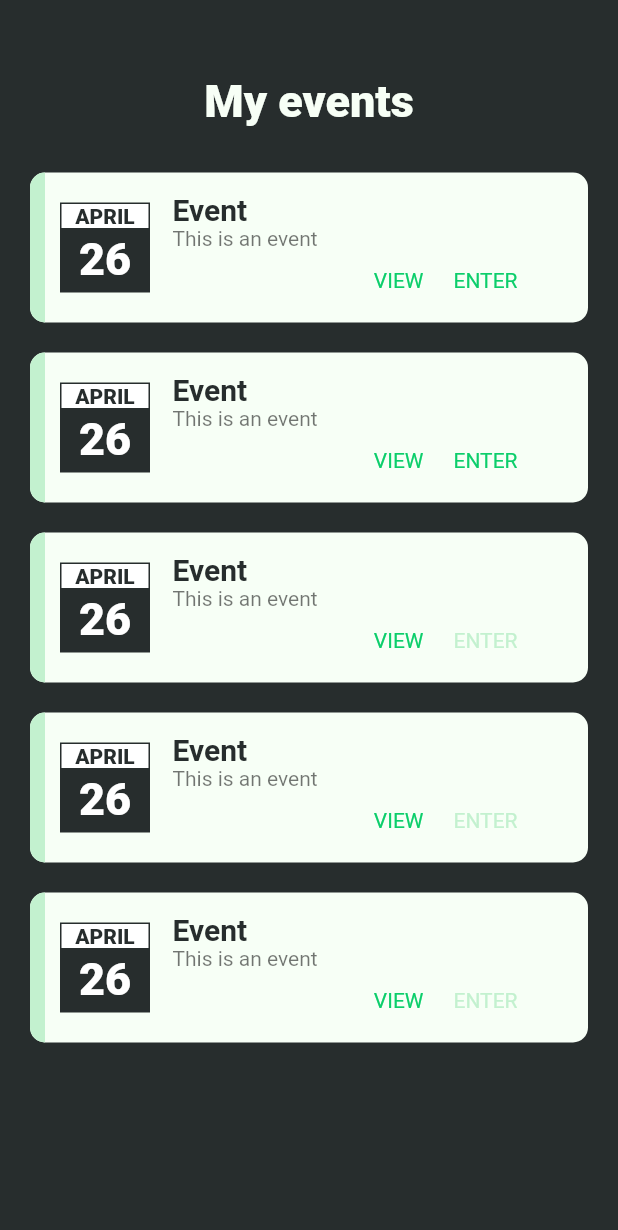
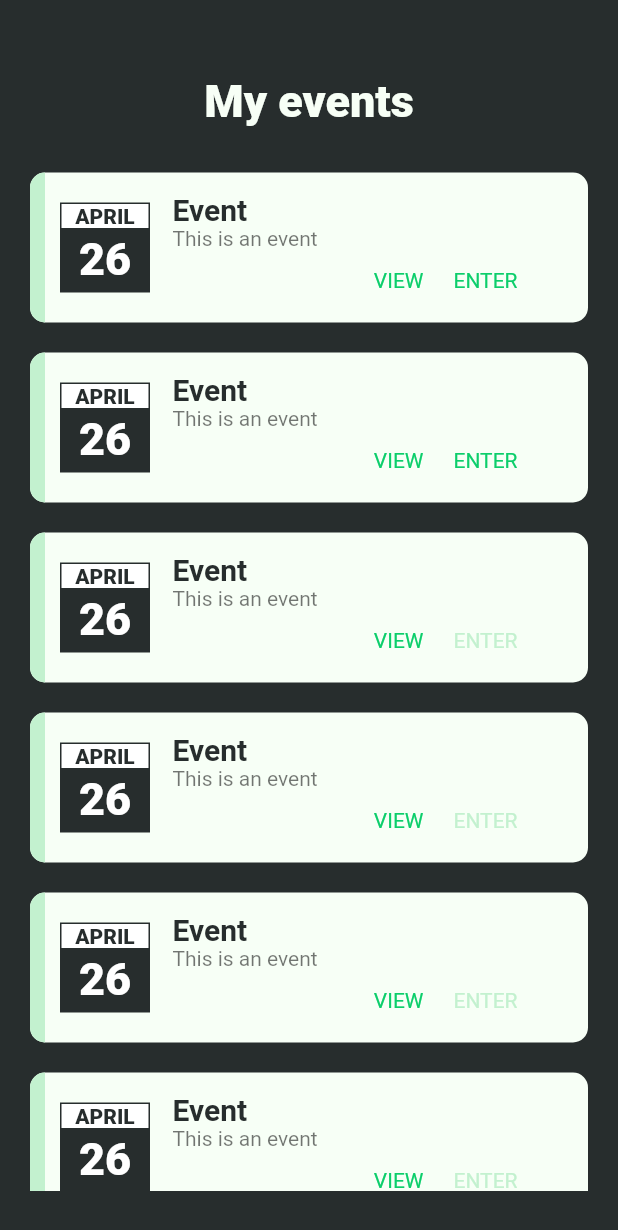
Before and after one commit to paulMoose/eventify, a Flutter app: the EventsScreen screen opened by its route, on a phone screen of 412 x 824 dp. Shown: the top 1230 px of the screen. Run offline on Flutter 3.47's test engine with Material 2 defaults, Android fonts, the phone set to English and light mode, and no system bars.

Commit message:
Fix events screen container size

```diff
--- a/lib/screens/browse_screen.dart
+++ b/lib/screens/browse_screen.dart
@@ -92,7 +92,6 @@ class _BrowseScreenState extends State<BrowseScreen> {
                 );
               },
             ),
-
           ),
         ],
       ),
--- a/lib/screens/events_screen.dart
+++ b/lib/screens/events_screen.dart
@@ -65,7 +65,9 @@ class _EventsScreenState extends State<EventsScreen> {
         children: <Widget>[
           Padding(
             padding: EdgeInsets.symmetric(horizontal: 20.0, vertical: 30.0),
-            child: Column(
+            child: LayoutBuilder(
+              builder: (BuildContext context, BoxConstraints constraints) {
+                return Column(
                   crossAxisAlignment: CrossAxisAlignment.stretch,
                   children: <Widget>[
                     Padding(
@@ -83,7 +85,7 @@ class _EventsScreenState extends State<EventsScreen> {
                       ),
                     ),
                     Container(
-                  height: 600.0,
+                      height: constraints.maxHeight - 75,
                       child: SingleChildScrollView(
                           child: Column(
                             children: eventList,
@@ -91,6 +93,8 @@ class _EventsScreenState extends State<EventsScreen> {
                       ),
                     ),
                   ],
+                );
+              }
             ),
           ),
         ],
```
Lines whose indentation alone changed are shown as unchanged.
